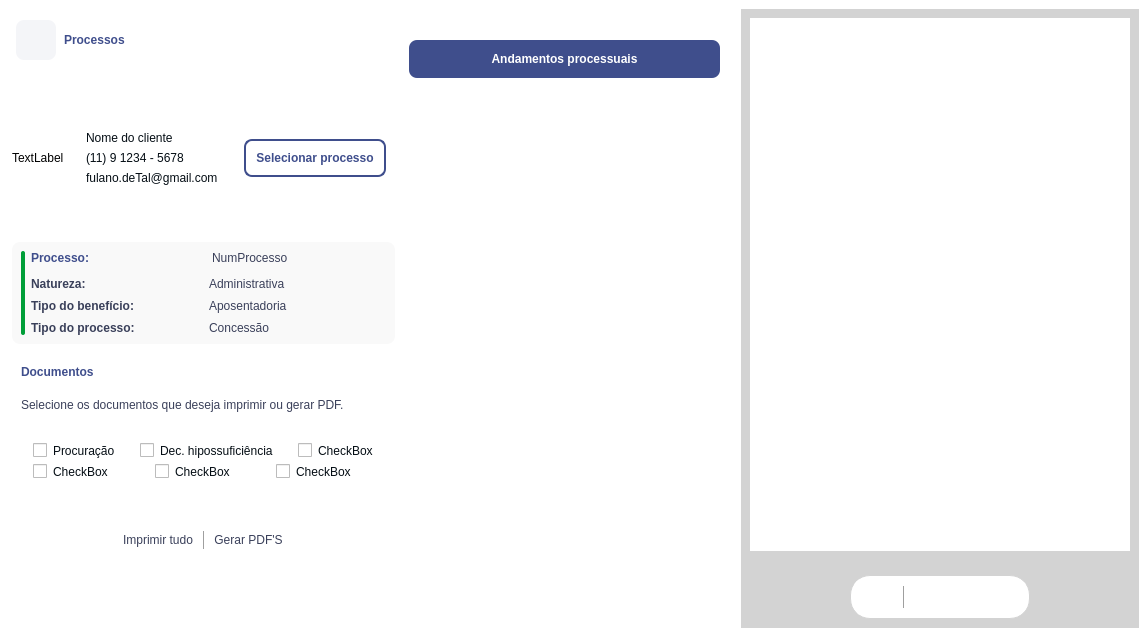
Old version of the form Design/UI/processoPage.ui in the repository newprev/PrevCliente.
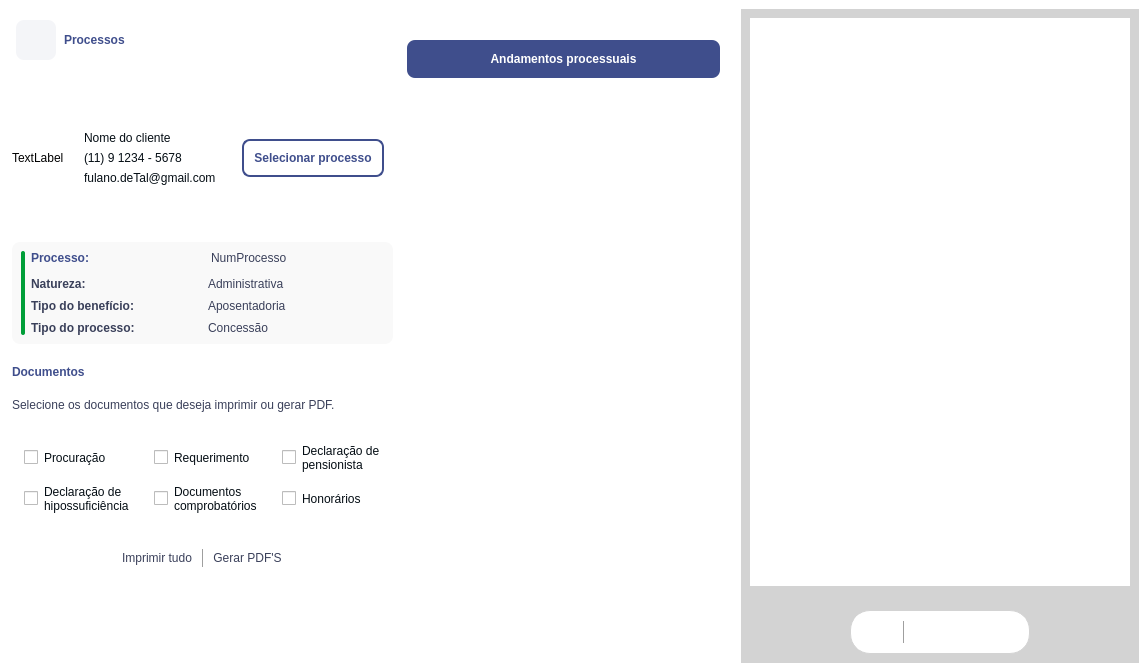
New version of the form. Icons and pictures are not drawn.

```diff
--- a/Design/UI/processoPage.ui
+++ b/Design/UI/processoPage.ui
@@ -7,7 +7,7 @@
     <x>0</x>
     <y>0</y>
     <width>1148</width>
-    <height>637</height>
+    <height>672</height>
    </rect>
   </property>
   <property name="sizePolicy">
@@ -38,6 +38,52 @@
 
 #frCabecalho, #frMiolo, #frRodape {
 	background-color: white;
+}
+
+/*-------------------------------------------  Scroll Bar --------------------------------------------*/
+QScrollBar:vertical {
+        background-color: #DDDEDF;
+        width: 15px;
+        margin: 15px 3px 15px 3px;
+        border: 1px transparent #2A2929;
+        border-radius: 4px;
+    }
+
+QScrollBar:horizontal {
+        background-color: #DDDEDF;
+        height: 15px;
+        margin: 3px 15px 3px 15px;
+        border: 1px transparent #2A2929;
+        border-radius: 4px;
+    }
+
+QScrollBar::handle:vertical, QScrollBar::handle:horizontal {
+    background-color: #3F4E8C;
+    min-height: 5px;
+    width: 20px;
+	border-radius: 4px;
+}
+
+QScrollBar::up-arrow:vertical, QScrollBar::down-arrow:vertical{
+      border: none;
+      background: none;
+      color: none;
+}
+
+QScrollBar::up-arrow:horizontal, QScrollBar::down-arrow:horizontal {
+      border: none;
+      background: none;
+      color: none;
+}
+
+QScrollBar::add-line:vertical, QScrollBar::add-line:horizontal {
+	border: none;
+    background: none;
+}
+
+QScrollBar::sub-line:vertical, QScrollBar::sub-line:horizontal {
+	border: none;
+    background: none;
 }</string>
   </property>
   <layout class="QGridLayout" name="gridLayout">
@@ -253,6 +299,10 @@
 	margin: 0px 12px;
 }
 
+QCheckBox::indicator:disabled {
+	image: url(:/checkbox/checkBoxDisable.png);
+}
+
 QCheckBox::indicator:unchecked {
 	image: url(:/checkbox/CheckBoxFalse.png);
 }
@@ -261,6 +311,15 @@
 	image: url(:/checkbox/checkBoxTrue.png);
 }
 
+QCheckBox::indicator:checked {
+	image: url(:/checkbox/checkBoxTrue.png);
+}
+
+/* ---------- QScrollArea --------------- */
+#scaDocs, #wdgDocumentosCheckbox {
+	background-color: white;
+}
+
 /* --------  Push Button -------- */
 #pbGeraPdf, #pbImprimir {
 	font: 10pt &quot;Avenir LT Std&quot;;
@@ -875,6 +934,12 @@
                   <enum>QFrame::Raised</enum>
                  </property>
                  <layout class="QVBoxLayout" name="verticalLayout_4">
+                  <property name="leftMargin">
+                   <number>0</number>
+                  </property>
+                  <property name="rightMargin">
+                   <number>0</number>
+                  </property>
                   <item>
                    <widget class="QLabel" name="lbInfoTituloDocs">
                     <property name="sizePolicy">
@@ -935,8 +1000,114 @@
                     </property>
                    </spacer>
                   </item>
+                  <item>
+                   <widget class="QScrollArea" name="scaDocs">
+                    <property name="sizePolicy">
+                     <sizepolicy hsizetype="Maximum" vsizetype="Expanding">
+                      <horstretch>0</horstretch>
+                      <verstretch>0</verstretch>
+                     </sizepolicy>
+                    </property>
+                    <property name="frameShape">
+                     <enum>QFrame::NoFrame</enum>
+                    </property>
+                    <property name="widgetResizable">
+                     <bool>true</bool>
+                    </property>
+                    <widget class="QWidget" name="wdgDocumentosCheckbox">
+                     <property name="geometry">
+                      <rect>
+                       <x>0</x>
+                       <y>0</y>
+                       <width>471</width>
+                       <height>86</height>
+                      </rect>
+                     </property>
+                     <layout class="QGridLayout" name="gridLayout_7">
+                      <property name="leftMargin">
+                       <number>0</number>
+                      </property>
+                      <property name="topMargin">
+                       <number>0</number>
+                      </property>
+                      <property name="rightMargin">
+                       <number>0</number>
+                      </property>
+                      <property name="bottomMargin">
+                       <number>0</number>
+                      </property>
+                      <property name="horizontalSpacing">
+                       <number>0</number>
+                      </property>
+                      <property name="verticalSpacing">
+                       <number>12</number>
+                      </property>
+                      <item row="0" column="0">
+                       <widget class="QCheckBox" name="cbProcuracao">
+                        <property name="text">
+                         <string>Procuração</string>
+                        </property>
+                       </widget>
+                      </item>
+                      <item row="0" column="1">
+                       <widget class="QCheckBox" name="cbRequerimento">
+                        <property name="text">
+                         <string>Requerimento</string>
+                        </property>
+                        <property name="checkable">
+                         <bool>true</bool>
+                        </property>
+                       </widget>
+                      </item>
+                      <item row="0" column="2">
+                       <widget class="QCheckBox" name="cbDecPensionista">
+                        <property name="text">
+                         <string>Declaração de
+pensionista</string>
+                        </property>
+                       </widget>
+                      </item>
+                      <item row="1" column="0">
+                       <widget class="QCheckBox" name="cbDecHipossuficiencia">
+                        <property name="sizePolicy">
+                         <sizepolicy hsizetype="Maximum" vsizetype="Fixed">
+                          <horstretch>0</horstretch>
+                          <verstretch>0</verstretch>
+                         </sizepolicy>
+                        </property>
+                        <property name="text">
+                         <string>Declaração de
+hipossuficiência</string>
+                        </property>
+                       </widget>
+                      </item>
+                      <item row="1" column="1">
+                       <widget class="QCheckBox" name="cbDocsComprobatorios">
+                        <property name="text">
+                         <string>Documentos
+comprobatórios</string>
+                        </property>
+                       </widget>
+                      </item>
+                      <item row="1" column="2">
+                       <widget class="QCheckBox" name="cbHonorarios">
+                        <property name="text">
+                         <string>Honorários</string>
+                        </property>
+                       </widget>
+                      </item>
+                     </layout>
+                    </widget>
+                   </widget>
+                  </item>
                   <item>
                    <widget class="QFrame" name="frame_2">
+                    <property name="sizePolicy">
+                     <sizepolicy hsizetype="Maximum" vsizetype="Preferred">
+                      <horstretch>0</horstretch>
+                      <verstretch>0</verstretch>
+                     </sizepolicy>
+                    </property>
                     <property name="frameShape">
                      <enum>QFrame::NoFrame</enum>
                     </property>
@@ -956,78 +1127,12 @@
                      <property name="bottomMargin">
                       <number>0</number>
                      </property>
-                     <property name="spacing">
+                     <property name="horizontalSpacing">
                       <number>0</number>
                      </property>
-                     <item row="0" column="3">
-                      <widget class="QCheckBox" name="checkBox">
-                       <property name="text">
-                        <string>CheckBox</string>
-                       </property>
-                      </widget>
-                     </item>
-                     <item row="0" column="0" colspan="2">
-                      <widget class="QCheckBox" name="checkBox_3">
-                       <property name="text">
-                        <string>Procuração</string>
-                       </property>
-                      </widget>
-                     </item>
-                     <item row="0" column="2">
-                      <widget class="QCheckBox" name="checkBox_2">
-                       <property name="text">
-                        <string>Dec. hipossuficiência</string>
-                       </property>
-                      </widget>
-                     </item>
-                    </layout>
-                   </widget>
-                  </item>
-                  <item>
-                   <widget class="QFrame" name="frame_3">
-                    <property name="frameShape">
-                     <enum>QFrame::NoFrame</enum>
-                    </property>
-                    <property name="frameShadow">
-                     <enum>QFrame::Raised</enum>
-                    </property>
-                    <layout class="QHBoxLayout" name="horizontalLayout_11">
-                     <property name="spacing">
-                      <number>0</number>
+                     <property name="verticalSpacing">
+                      <number>12</number>
                      </property>
-                     <property name="leftMargin">
-                      <number>0</number>
-                     </property>
-                     <property name="topMargin">
-                      <number>0</number>
-                     </property>
-                     <property name="rightMargin">
-                      <number>0</number>
-                     </property>
-                     <property name="bottomMargin">
-                      <number>0</number>
-                     </property>
-                     <item>
-                      <widget class="QCheckBox" name="checkBox_4">
-                       <property name="text">
-                        <string>CheckBox</string>
-                       </property>
-                      </widget>
-                     </item>
-                     <item>
-                      <widget class="QCheckBox" name="checkBox_5">
-                       <property name="text">
-                        <string>CheckBox</string>
-                       </property>
-                      </widget>
-                     </item>
-                     <item>
-                      <widget class="QCheckBox" name="checkBox_6">
-                       <property name="text">
-                        <string>CheckBox</string>
-                       </property>
-                      </widget>
-                     </item>
                     </layout>
                    </widget>
                   </item>
@@ -1042,7 +1147,7 @@
                     <property name="sizeHint" stdset="0">
                      <size>
                       <width>20</width>
-                      <height>40</height>
+                      <height>18</height>
                      </size>
                     </property>
                    </spacer>
@@ -1240,9 +1345,9 @@
                  <zorder>lbInfoDescricao</zorder>
                  <zorder>frame_2</zorder>
                  <zorder>verticalSpacer_2</zorder>
-                 <zorder>verticalSpacer_4</zorder>
                  <zorder>frBotoesDocs</zorder>
-                 <zorder>frame_3</zorder>
+                 <zorder>scaDocs</zorder>
+                 <zorder>verticalSpacer_4</zorder>
                 </widget>
                </item>
               </layout>
@@ -1365,7 +1470,7 @@
            <x>0</x>
            <y>0</y>
            <width>233</width>
-           <height>260</height>
+           <height>278</height>
           </rect>
          </property>
          <property name="sizePolicy">
```
